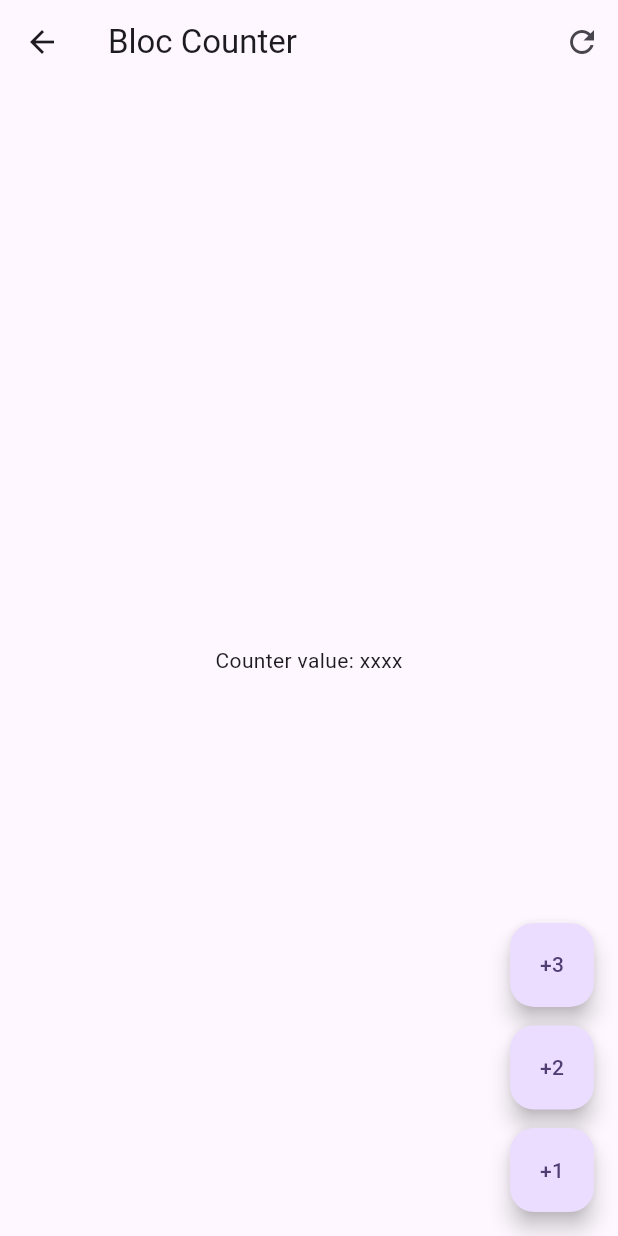
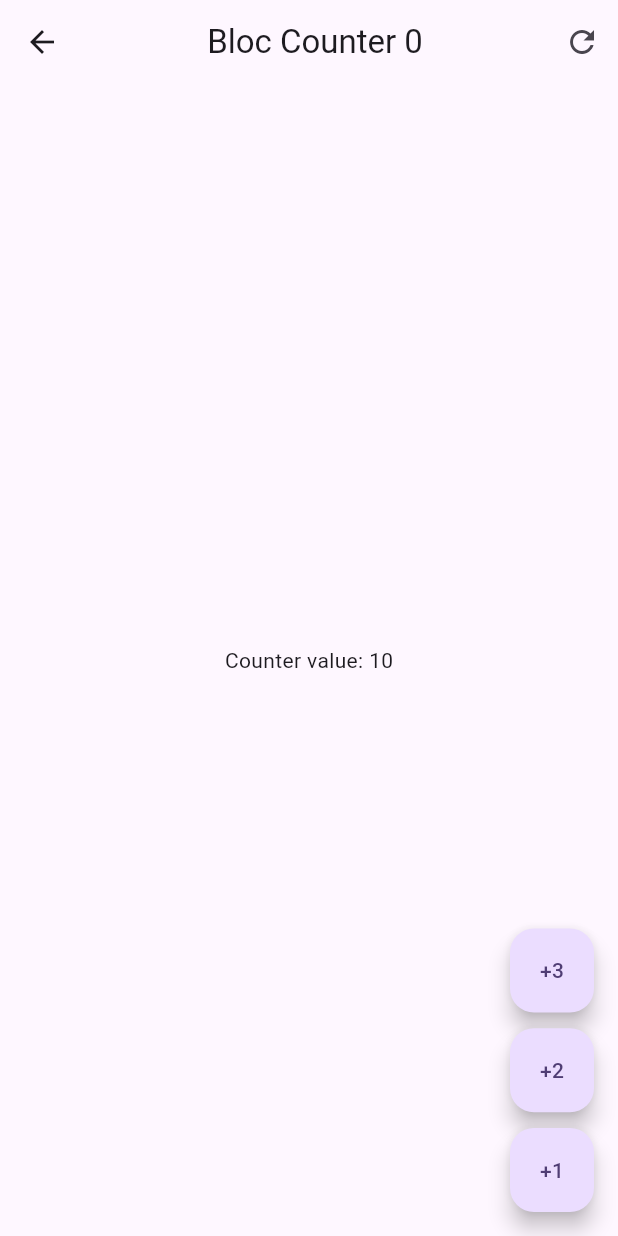
Before and after one commit to Kross26/forms_app, a Flutter app: the screen it shows after launch, after a tap on "BLoC", on a phone screen of 412 x 824 dp. Run offline on Flutter 3.47's test engine with Material 3 defaults, Android fonts, the phone set to English and light mode, and no system bars; our stand-ins replace equatable, flutter_bloc, go_router.

Commit message:
CounterBloc added

```diff
--- a/lib/presentation/blocs/counter-bloc/counter_event.dart
+++ b/lib/presentation/blocs/counter-bloc/counter_event.dart
@@ -1,15 +1,14 @@
 part of 'counter_bloc.dart';
 
 // define todos los eventos que va a esperar el bloc para trabajar
-sealed class CounterEvent extends Equatable {
+abstract class CounterEvent {
   const CounterEvent();
-
-  @override
-  List<Object> get props => [];
 }
 
 // evento CounterIncreased que aumenta el value
 class CounterIncreased extends CounterEvent {
-  final int valueIncreased;
-  const CounterIncreased({required this.valueIncreased});
+  final int value;
+  const CounterIncreased(this.value);
 }
+
+class CounterReset extends CounterEvent {}
--- a/lib/presentation/screens/bloc_counter_screen.dart
+++ b/lib/presentation/screens/bloc_counter_screen.dart
@@ -1,4 +1,6 @@
 import 'package:flutter/material.dart';
+import 'package:flutter_bloc/flutter_bloc.dart';
+import 'package:forms_app/presentation/blocs/counter-bloc/counter_bloc.dart';
 
 class BlocCounterScreen extends StatelessWidget {
   const BlocCounterScreen({super.key});
@@ -7,16 +9,47 @@ class BlocCounterScreen extends StatelessWidget {
   Widget build(BuildContext context) {
     // double screenWidht = MediaQuery.of(context).size.width;
     double screenHeidht = MediaQuery.of(context).size.height;
+    return BlocProvider(
+      create: (_) => CounterBloc(),
+      child: const BlocCounterView(screenHeidht: 700),
+    );
+  }
+}
+
+class BlocCounterView extends StatelessWidget {
+  const BlocCounterView({
+    super.key,
+    required this.screenHeidht,
+  });
+
+  void increaseCounterBy(BuildContext context, [int value = 1]) {
+    context.read<CounterBloc>().add(CounterIncreased(value));
+  }
+
+  // void resetBlocCounter(BuildContext context, [int value = 0]) {
+  //   context.read<CounterBloc>().add(CounterReset(value));
+  // }
+
+  final double screenHeidht;
+
+  @override
+  Widget build(BuildContext context) {
     return Scaffold(
       appBar: AppBar(
-        title: const Text('Bloc Counter'),
+        title: context.select((CounterBloc counterBloc) => Center(
+              child: Text('Bloc Counter ${counterBloc.state.transactionCount}'),
+            )),
         actions: [
           IconButton(
-              onPressed: () => {}, icon: const Icon(Icons.refresh_outlined)),
+              onPressed: () => context.read<CounterBloc>().add(CounterReset()),
+              icon: const Icon(Icons.refresh_outlined)),
         ],
       ),
-      body: const Center(
-        child: Text('Counter value: xxxx'),
+      body: Center(
+        child: context.select(
+          (CounterBloc counterBloc) =>
+              Text('Counter value: ${counterBloc.state.counter}'),
+        ),
       ),
       floatingActionButton: Column(
         mainAxisAlignment: MainAxisAlignment.end,
@@ -24,7 +57,7 @@ class BlocCounterScreen extends StatelessWidget {
           FloatingActionButton(
             heroTag: '1',
             child: const Text('+3'),
-            onPressed: () => {},
+            onPressed: () => increaseCounterBy(context, 3),
           ),
           SizedBox(
             height: screenHeidht * 0.015,
@@ -32,7 +65,7 @@ class BlocCounterScreen extends StatelessWidget {
           FloatingActionButton(
             heroTag: '2',
             child: const Text('+2'),
-            onPressed: () => {},
+            onPressed: () => increaseCounterBy(context, 2),
           ),
           SizedBox(
             height: screenHeidht * 0.015,
@@ -40,7 +73,7 @@ class BlocCounterScreen extends StatelessWidget {
           FloatingActionButton(
             heroTag: '3',
             child: const Text('+1'),
-            onPressed: () => {},
+            onPressed: () => increaseCounterBy(context, 1),
           ),
         ],
       ),
--- a/lib/presentation/screens/home_screen.dart
+++ b/lib/presentation/screens/home_screen.dart
@@ -20,6 +20,10 @@ class HomeScreen extends StatelessWidget {
             subtitle: const Text('Gestor de estado compuesto'),
             trailing: const Icon(Icons.arrow_forward_ios_rounded),
             onTap: () => context.push('/counter-bloc'),
+          ),
+          const Padding(
+            padding: EdgeInsets.symmetric(horizontal: 10),
+            child: Divider(),
           )
         ],
       ),
```
Also changed, not shown: lib/presentation/blocs/counter-bloc/counter_bloc.dart (+8 -1 lines).
